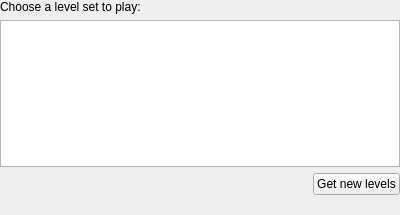
KDE/katomic, file src/levelsetwidget.ui: the form before one commit.
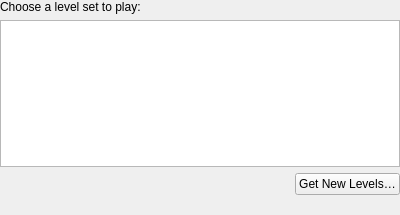
The form after the commit. Custom widgets are drawn as their Qt base class.

Commit message: Level selection dialog: make GHNS button text follow HIG closer

```diff
--- a/src/levelsetwidget.ui
+++ b/src/levelsetwidget.ui
@@ -42,7 +42,7 @@
      <item>
       <widget class="KNSWidgets::Button" name="m_pbNewStuff">
        <property name="text">
-        <string>Get new levels</string>
+        <string>Get New Levels…</string>
        </property>
       </widget>
      </item>
```
